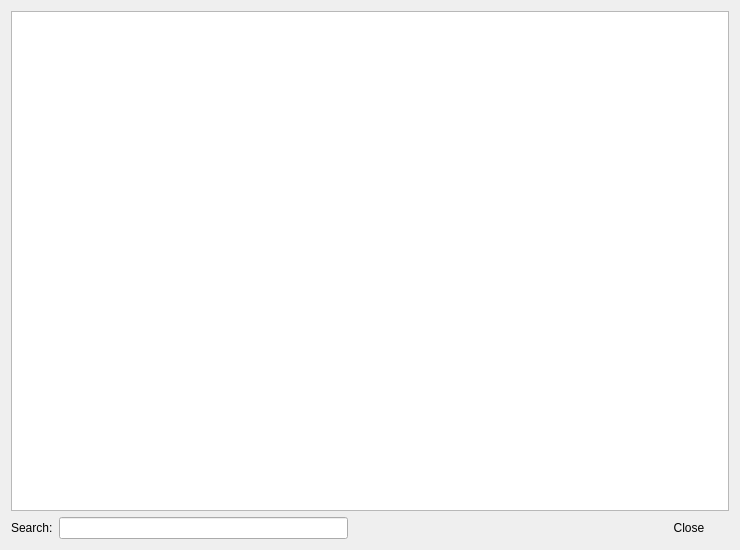
Before: the Qt Designer form pastrocore/gui_pyside/dialog_catalog.ui in Torward1024/pAstroCORE, drawn with Qt 5.
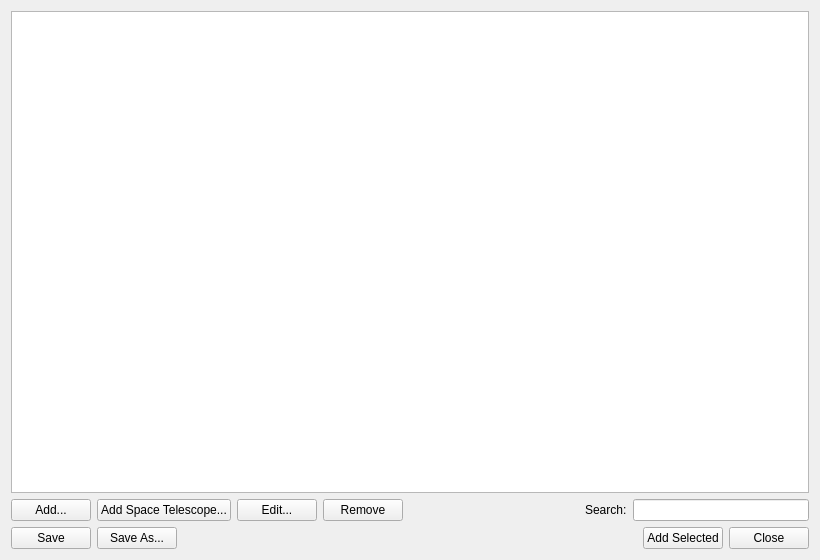
After: the same form once the commit is applied. Icons and pictures are not drawn.

What changed in the file:
```diff
--- a/pastrocore/gui_pyside/dialog_catalog.ui
+++ b/pastrocore/gui_pyside/dialog_catalog.ui
@@ -9,16 +9,10 @@
    <rect>
     <x>0</x>
     <y>0</y>
-    <width>740</width>
-    <height>550</height>
+    <width>820</width>
+    <height>560</height>
    </rect>
   </property>
-  <property name="sizePolicy">
-   <sizepolicy hsizetype="Fixed" vsizetype="Fixed">
-    <horstretch>0</horstretch>
-    <verstretch>0</verstretch>
-   </sizepolicy>
-  </property>
   <property name="windowTitle">
    <string>Dialog</string>
   </property>
@@ -29,22 +23,15 @@
   <property name="modal">
    <bool>true</bool>
   </property>
-  <layout class="QGridLayout" name="gridLayout">
-   <item row="2" column="3">
-    <widget class="QPushButton" name="closeButton">
-     <property name="text">
-      <string>Close</string>
-     </property>
-     <property name="flat">
-      <bool>true</bool>
-     </property>
-    </widget>
-   </item>
-   <item row="0" column="0" colspan="4">
+  <layout class="QVBoxLayout" name="verticalLayout">
+   <item>
     <widget class="QTableView" name="catalogTable">
      <property name="editTriggers">
       <set>QAbstractItemView::EditTrigger::NoEditTriggers</set>
      </property>
+     <property name="alternatingRowColors">
+      <bool>true</bool>
+     </property>
      <property name="selectionMode">
       <enum>QAbstractItemView::SelectionMode::SingleSelection</enum>
      </property>
@@ -53,29 +40,151 @@
      </property>
     </widget>
    </item>
-   <item row="2" column="1">
-    <widget class="QLineEdit" name="search">
-     </widget>
+   <item>
+    <layout class="QHBoxLayout" name="editLayout">
+     <item>
+      <widget class="QPushButton" name="addButton">
+       <property name="toolTip">
+        <string>Add a new entry to the catalogue</string>
+       </property>
+       <property name="text">
+        <string>Add...</string>
+       </property>
+       <property name="autoDefault">
+        <bool>false</bool>
+       </property>
+      </widget>
+     </item>
+     <item>
+      <widget class="QPushButton" name="addSpaceButton">
+       <property name="toolTip">
+        <string>Add a space telescope to the catalogue</string>
+       </property>
+       <property name="text">
+        <string>Add Space Telescope...</string>
+       </property>
+       <property name="autoDefault">
+        <bool>false</bool>
+       </property>
+      </widget>
+     </item>
+     <item>
+      <widget class="QPushButton" name="editButton">
+       <property name="toolTip">
+        <string>Edit the selected entry. Double-clicking a row does the same</string>
+       </property>
+       <property name="text">
+        <string>Edit...</string>
+       </property>
+       <property name="autoDefault">
+        <bool>false</bool>
+       </property>
+      </widget>
+     </item>
+     <item>
+      <widget class="QPushButton" name="removeButton">
+       <property name="toolTip">
+        <string>Remove the selected entries from the catalogue</string>
+       </property>
+       <property name="text">
+        <string>Remove</string>
+       </property>
+       <property name="autoDefault">
+        <bool>false</bool>
+       </property>
+      </widget>
+     </item>
+     <item>
+      <spacer name="editSpacer">
+       <property name="orientation">
+        <enum>Qt::Orientation::Horizontal</enum>
+       </property>
+       <property name="sizeHint" stdset="0">
+        <size>
+         <width>40</width>
+         <height>20</height>
+        </size>
+       </property>
+      </spacer>
+     </item>
+     <item>
+      <widget class="QLabel" name="lbl_search">
+       <property name="text">
+        <string>Search:</string>
+       </property>
+      </widget>
+     </item>
+     <item>
+      <widget class="QLineEdit" name="search">
+       <property name="clearButtonEnabled">
+        <bool>true</bool>
+       </property>
+      </widget>
+     </item>
+    </layout>
    </item>
-   <item row="2" column="2">
-    <spacer name="horizontalSpacer">
-     <property name="orientation">
-      <enum>Qt::Orientation::Horizontal</enum>
-     </property>
-     <property name="sizeHint" stdset="0">
-      <size>
-       <width>40</width>
-       <height>20</height>
-      </size>
-     </property>
-    </spacer>
-   </item>
-   <item row="2" column="0">
-    <widget class="QLabel" name="lbl_search">
-     <property name="text">
-      <string>Search:</string>
-     </property>
-    </widget>
+   <item>
+    <layout class="QHBoxLayout" name="buttonLayout">
+     <item>
+      <widget class="QPushButton" name="saveButton">
+       <property name="toolTip">
+        <string>Write the catalogue to its file. One that came with the application, or was read from a .dat file, is saved as JSON under a name you choose</string>
+       </property>
+       <property name="text">
+        <string>Save</string>
+       </property>
+       <property name="autoDefault">
+        <bool>false</bool>
+       </property>
+      </widget>
+     </item>
+     <item>
+      <widget class="QPushButton" name="saveAsButton">
+       <property name="toolTip">
+        <string>Write the catalogue to a new JSON file, and use that file from now on</string>
+       </property>
+       <property name="text">
+        <string>Save As...</string>
+       </property>
+       <property name="autoDefault">
+        <bool>false</bool>
+       </property>
+      </widget>
+     </item>
+     <item>
+      <spacer name="buttonSpacer">
+       <property name="orientation">
+        <enum>Qt::Orientation::Horizontal</enum>
+       </property>
+       <property name="sizeHint" stdset="0">
+        <size>
+         <width>40</width>
+         <height>20</height>
+        </size>
+       </property>
+      </spacer>
+     </item>
+     <item>
+      <widget class="QPushButton" name="addSelectedButton">
+       <property name="text">
+        <string>Add Selected</string>
+       </property>
+       <property name="autoDefault">
+        <bool>false</bool>
+       </property>
+      </widget>
+     </item>
+     <item>
+      <widget class="QPushButton" name="closeButton">
+       <property name="text">
+        <string>Close</string>
+       </property>
+       <property name="autoDefault">
+        <bool>false</bool>
+       </property>
+      </widget>
+     </item>
+    </layout>
    </item>
   </layout>
  </widget>
```
Left out of the diff: 4 changed lines with no effect on the pictures.
